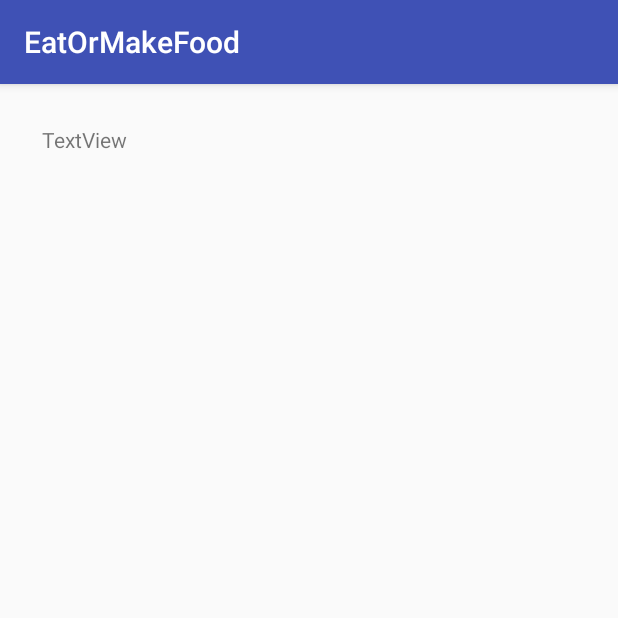
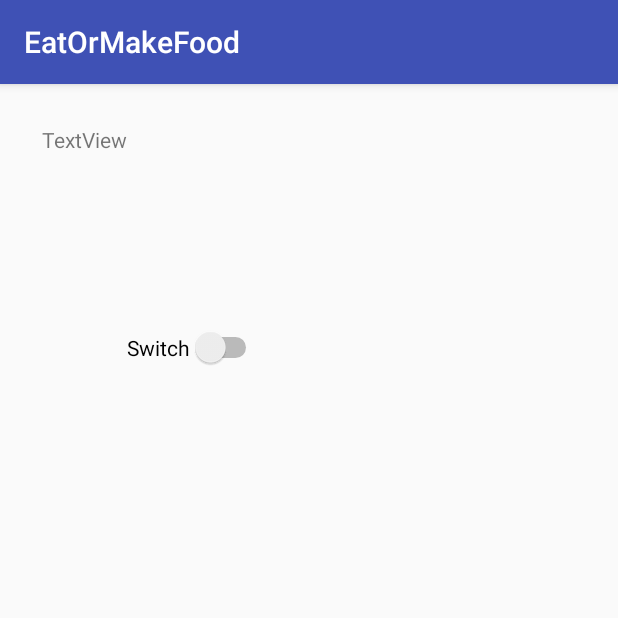
Before and after one commit to ChrisScalzitti/EatOrMakeFood, an Android app: the UserProfile screen opened directly, with no data from a screen before it, on a phone screen of 412 x 824 dp, the top half of it. Run offline under Robolectric (Android 15) with nearby library versions, the phone set to English and light mode, and no system bars; 2 statements that could not run were skipped.

Commit message:
put switch

```diff
--- a/app/src/main/res/layout/activity_user_profile.xml
+++ b/app/src/main/res/layout/activity_user_profile.xml
@@ -23,4 +23,14 @@
         android:layout_alignParentLeft="true"
         android:layout_alignParentStart="true" />
 
+    <Switch
+        android:text="Switch"
+        android:layout_width="wrap_content"
+        android:layout_height="wrap_content"
+        android:layout_below="@+id/usernameText"
+        android:layout_toRightOf="@+id/usernameText"
+        android:layout_toEndOf="@+id/usernameText"
+        android:layout_marginTop="115dp"
+        android:id="@+id/switch1" />
+
 </RelativeLayout>
```
